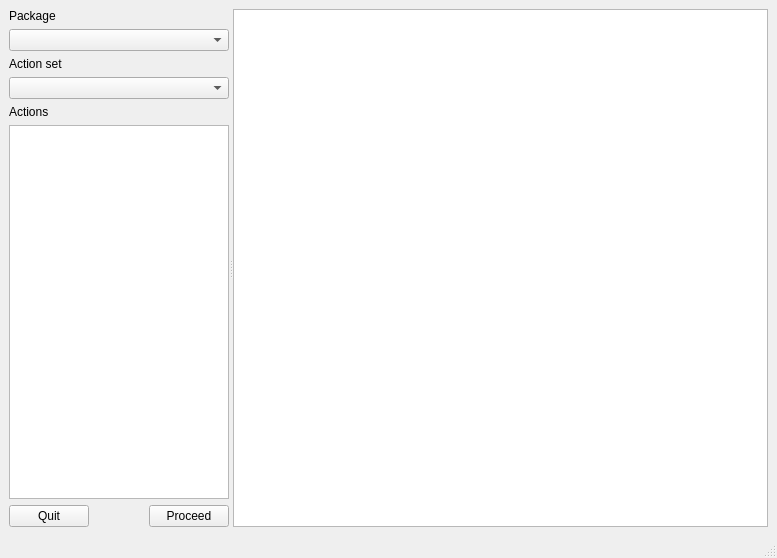
Before: the Qt Designer form scripts/main_window.ui in warvariuc/mykde, drawn with Qt 5.
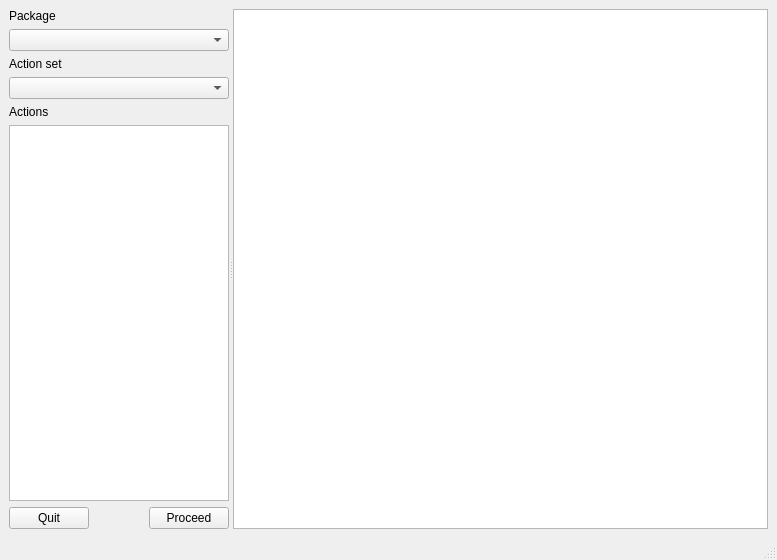
After: the same form once the commit is applied.

The edit to the form file:
```diff
--- a/scripts/main_window.ui
+++ b/scripts/main_window.ui
@@ -6,8 +6,8 @@
    <rect>
     <x>0</x>
     <y>0</y>
-    <width>773</width>
-    <height>558</height>
+    <width>775</width>
+    <height>560</height>
    </rect>
   </property>
   <property name="windowTitle">
```
Left out of the diff: 2 changed lines with no effect on the pictures.
